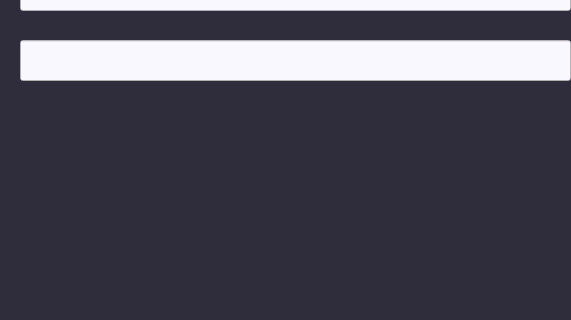
This is Login/login.ui in mariahelena023/ContaCerta as Qt 5 draws it before an edit; both pictures show x 350 to 921 and y 370 to 690 of the 1250 by 807 pixel window. The edited form follows.
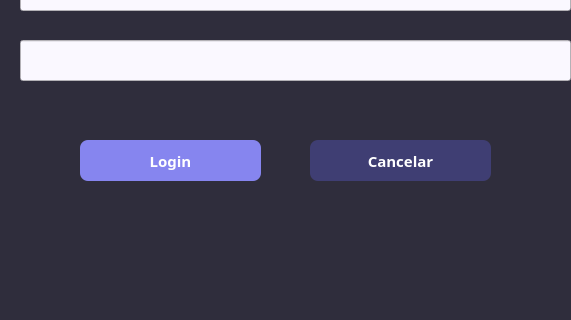
This is the edited form.

The edit to the form file:
```diff
--- a/Login/login.ui
+++ b/Login/login.ui
@@ -166,6 +166,58 @@
      <string>Senha:</string>
     </property>
    </widget>
+   <widget class="QPushButton" name="pushButton_Cancelar">
+    <property name="geometry">
+     <rect>
+      <x>660</x>
+      <y>510</y>
+      <width>181</width>
+      <height>41</height>
+     </rect>
+    </property>
+    <property name="font">
+     <font>
+      <family>Arial Black</family>
+      <pointsize>11</pointsize>
+      <weight>75</weight>
+      <bold>true</bold>
+     </font>
+    </property>
+    <property name="styleSheet">
+     <string notr="true">background: #3F3E73;
+color: white;
+border-radius: 8;</string>
+    </property>
+    <property name="text">
+     <string>Cancelar</string>
+    </property>
+   </widget>
+   <widget class="QPushButton" name="pushButton_Login">
+    <property name="geometry">
+     <rect>
+      <x>430</x>
+      <y>510</y>
+      <width>181</width>
+      <height>41</height>
+     </rect>
+    </property>
+    <property name="font">
+     <font>
+      <family>Arial Black</family>
+      <pointsize>11</pointsize>
+      <weight>75</weight>
+      <bold>true</bold>
+     </font>
+    </property>
+    <property name="styleSheet">
+     <string notr="true">background: #8685EF;
+color: white;
+border-radius: 8;</string>
+    </property>
+    <property name="text">
+     <string>Login</string>
+    </property>
+   </widget>
   </widget>
   <widget class="QStatusBar" name="statusbar"/>
  </widget>
```
